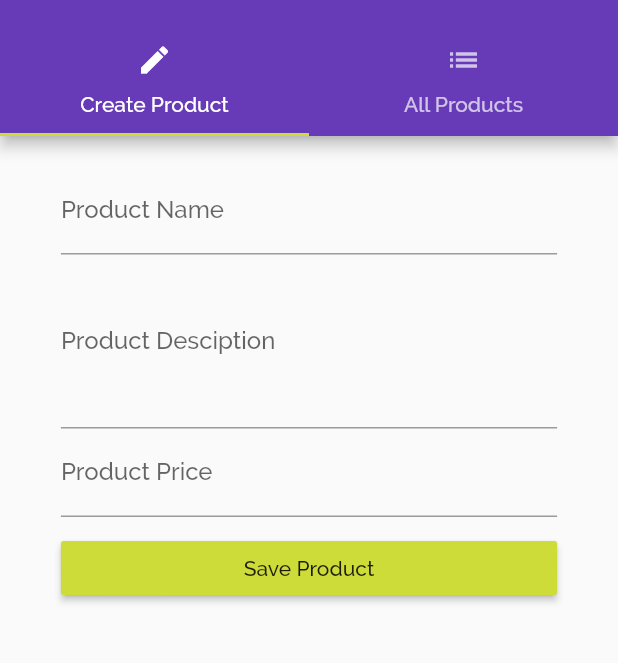
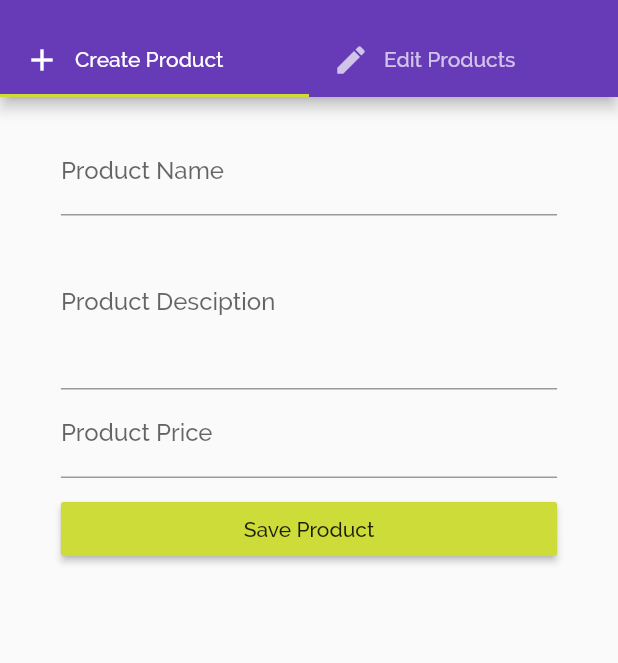
Before and after one commit to ZenMittal/shoppingApp, a Flutter app: the ProductsAdminPage screen opened by its route, on a phone screen of 412 x 824 dp, the part 59-722 px from its top. Run offline on Flutter 3.47's test engine with Material 2 defaults, Android fonts, the light colour scheme and no system bars.

Commit message:
added CircleImage and Dismissible to list + changed tab icons

```diff
--- a/lib/pages/products_admin.dart
+++ b/lib/pages/products_admin.dart
@@ -5,12 +5,12 @@ import './product_edit.dart';
 import './product_list.dart';
 
 class ProductsAdminPage extends StatelessWidget {
-  ProductsAdminPage(this.addProd, this.updateProd, this.deleteProd, this.products);
+  ProductsAdminPage(
+      this.addProd, this.updateProd, this.deleteProd, this.products);
   final Function addProd;
   final Function updateProd;
   final Function deleteProd;
   final List<Map<String, dynamic>> products;
-
 
   Widget _buildDrawer(BuildContext context) {
     return Drawer(
@@ -42,13 +42,23 @@ class ProductsAdminPage extends StatelessWidget {
           bottom: TabBar(
             tabs: <Widget>[
               Tab(
-                icon: Icon(Icons.create),
-                child: Text("Create Product"),
+                child: Row(
+                  children: [
+                    Icon(Icons.add),
+                    SizedBox(width: 10.0),
+                    Text("Create Product"),
+                  ],
+                ),
               ),
               Tab(
-                icon: Icon(Icons.list),
-                child: Text("All Products"),
-              )
+                child: Row(
+                  children: [
+                    Icon(Icons.edit),
+                    SizedBox(width: 10.0),
+                    Text("Edit Products"),
+                  ],
+                ),
+              ),
             ],
           ),
         ),
```
Also changed, not shown: lib/pages/product_list.dart (+17 -2 lines).
